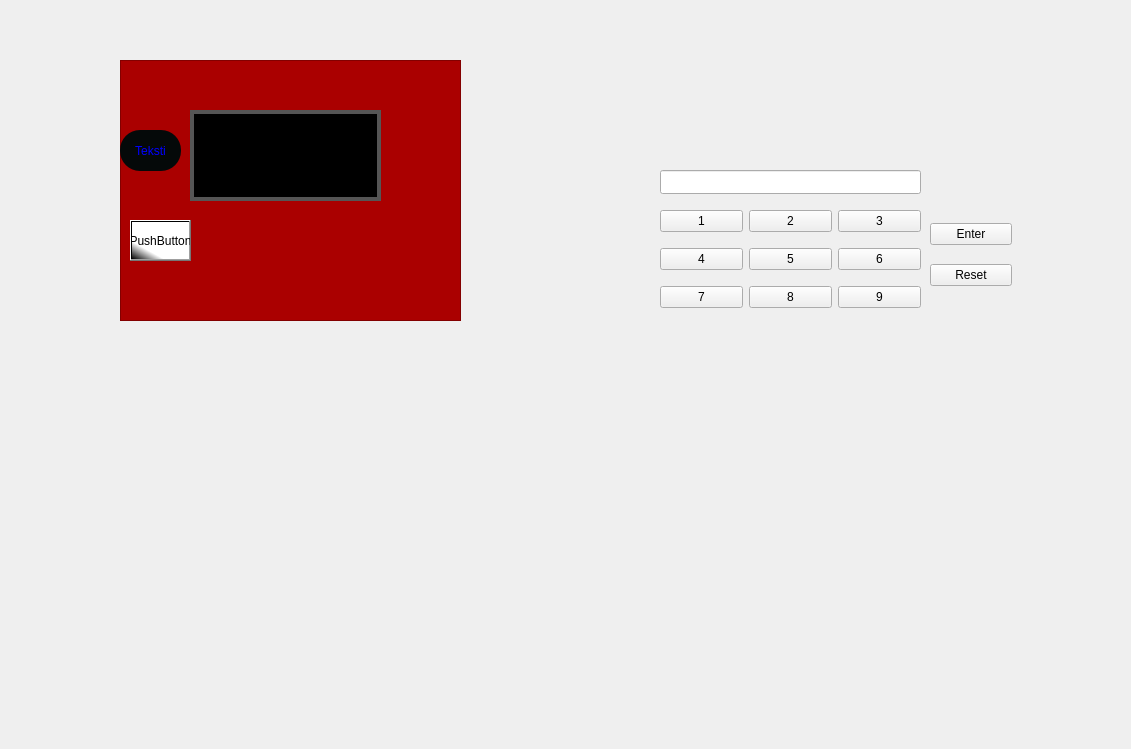
Before: the Qt Designer form DLLPinCode/pincode.ui in JereKortesalmi/BankProject, drawn with Qt 5.
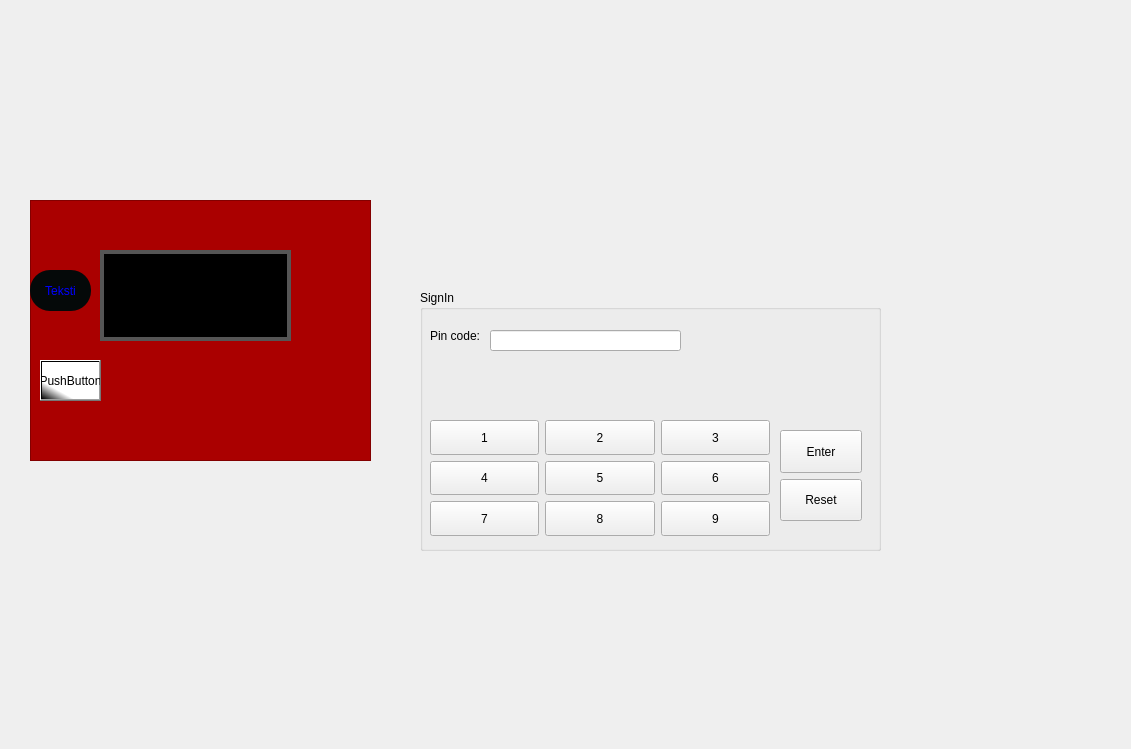
After: the same form once the commit is applied.

Commit message: pincoden tekoa

The edit to the form file:
```diff
--- a/DLLPinCode/pincode.ui
+++ b/DLLPinCode/pincode.ui
@@ -16,15 +16,27 @@
   <widget class="QWidget" name="verticalLayoutWidget">
    <property name="geometry">
     <rect>
-     <x>120</x>
-     <y>60</y>
+     <x>30</x>
+     <y>200</y>
      <width>341</width>
      <height>261</height>
     </rect>
    </property>
+   <property name="sizePolicy">
+    <sizepolicy hsizetype="Preferred" vsizetype="Preferred">
+     <horstretch>0</horstretch>
+     <verstretch>0</verstretch>
+    </sizepolicy>
+   </property>
    <layout class="QVBoxLayout" name="verticalLayout">
     <item>
      <widget class="QFrame" name="frame">
+      <property name="sizePolicy">
+       <sizepolicy hsizetype="Preferred" vsizetype="Preferred">
+        <horstretch>0</horstretch>
+        <verstretch>0</verstretch>
+       </sizepolicy>
+      </property>
       <property name="styleSheet">
        <string notr="true">background-color: rgb(170, 0, 0);</string>
       </property>
@@ -93,18 +105,83 @@
     </item>
    </layout>
   </widget>
+  <widget class="QGroupBox" name="groupBox">
+   <property name="geometry">
+    <rect>
+     <x>420</x>
+     <y>290</y>
+     <width>461</width>
+     <height>261</height>
+    </rect>
+   </property>
+   <property name="sizePolicy">
+    <sizepolicy hsizetype="Preferred" vsizetype="Expanding">
+     <horstretch>0</horstretch>
+     <verstretch>0</verstretch>
+    </sizepolicy>
+   </property>
+   <property name="title">
+    <string>SignIn</string>
+   </property>
+   <widget class="QLabel" name="label_2">
+    <property name="geometry">
+     <rect>
+      <x>10</x>
+      <y>30</y>
+      <width>61</width>
+      <height>31</height>
+     </rect>
+    </property>
+    <property name="sizePolicy">
+     <sizepolicy hsizetype="Preferred" vsizetype="Expanding">
+      <horstretch>0</horstretch>
+      <verstretch>0</verstretch>
+     </sizepolicy>
+    </property>
+    <property name="text">
+     <string>Pin code:</string>
+    </property>
+   </widget>
+   <widget class="QLineEdit" name="pinLine">
+    <property name="geometry">
+     <rect>
+      <x>70</x>
+      <y>40</y>
+      <width>191</width>
+      <height>21</height>
+     </rect>
+    </property>
+    <property name="sizePolicy">
+     <sizepolicy hsizetype="Expanding" vsizetype="Expanding">
+      <horstretch>0</horstretch>
+      <verstretch>0</verstretch>
+     </sizepolicy>
+    </property>
+   </widget>
   <widget class="QWidget" name="gridLayoutWidget">
    <property name="geometry">
     <rect>
-     <x>660</x>
-     <y>200</y>
-     <width>261</width>
-     <height>121</height>
-    </rect>
-   </property>
+      <x>10</x>
+      <y>130</y>
+      <width>340</width>
+      <height>116</height>
+     </rect>
+    </property>
+    <property name="sizePolicy">
+     <sizepolicy hsizetype="Preferred" vsizetype="Expanding">
+      <horstretch>0</horstretch>
+      <verstretch>0</verstretch>
+     </sizepolicy>
+    </property>
    <layout class="QGridLayout" name="gridLayout">
     <item row="1" column="0">
      <widget class="QPushButton" name="N4">
+       <property name="sizePolicy">
+        <sizepolicy hsizetype="Minimum" vsizetype="Expanding">
+         <horstretch>0</horstretch>
+         <verstretch>0</verstretch>
+        </sizepolicy>
+       </property>
       <property name="text">
        <string>4</string>
       </property>
@@ -112,6 +189,12 @@
     </item>
     <item row="0" column="2">
      <widget class="QPushButton" name="N3">
+       <property name="sizePolicy">
+        <sizepolicy hsizetype="Minimum" vsizetype="Expanding">
+         <horstretch>0</horstretch>
+         <verstretch>0</verstretch>
+        </sizepolicy>
+       </property>
       <property name="styleSheet">
        <string notr="true"/>
       </property>
@@ -120,22 +203,79 @@
       </property>
      </widget>
     </item>
+     <item row="2" column="2">
+      <widget class="QPushButton" name="N9">
+       <property name="sizePolicy">
+        <sizepolicy hsizetype="Minimum" vsizetype="Expanding">
+         <horstretch>0</horstretch>
+         <verstretch>0</verstretch>
+        </sizepolicy>
+       </property>
+       <property name="text">
+        <string>9</string>
+       </property>
+      </widget>
+     </item>
+     <item row="0" column="0">
+      <widget class="QPushButton" name="N1">
+       <property name="sizePolicy">
+        <sizepolicy hsizetype="Minimum" vsizetype="Expanding">
+         <horstretch>0</horstretch>
+         <verstretch>0</verstretch>
+        </sizepolicy>
+       </property>
+       <property name="text">
+        <string>1</string>
+       </property>
+      </widget>
+     </item>
+     <item row="2" column="1">
+      <widget class="QPushButton" name="N8">
+       <property name="sizePolicy">
+        <sizepolicy hsizetype="Minimum" vsizetype="Expanding">
+         <horstretch>0</horstretch>
+         <verstretch>0</verstretch>
+        </sizepolicy>
+       </property>
+       <property name="text">
+        <string>8</string>
+       </property>
+      </widget>
+     </item>
+     <item row="2" column="0">
+      <widget class="QPushButton" name="N7">
+       <property name="sizePolicy">
+        <sizepolicy hsizetype="Minimum" vsizetype="Expanding">
+         <horstretch>0</horstretch>
+         <verstretch>0</verstretch>
+        </sizepolicy>
+       </property>
+       <property name="text">
+        <string>7</string>
+       </property>
+      </widget>
+     </item>
     <item row="1" column="1">
      <widget class="QPushButton" name="N5">
+       <property name="sizePolicy">
+        <sizepolicy hsizetype="Minimum" vsizetype="Expanding">
+         <horstretch>0</horstretch>
+         <verstretch>0</verstretch>
+        </sizepolicy>
+       </property>
       <property name="text">
        <string>5</string>
       </property>
      </widget>
     </item>
-    <item row="0" column="0">
-     <widget class="QPushButton" name="N1">
-      <property name="text">
-       <string>1</string>
-      </property>
-     </widget>
-    </item>
     <item row="1" column="2">
      <widget class="QPushButton" name="N6">
+       <property name="sizePolicy">
+        <sizepolicy hsizetype="Minimum" vsizetype="Expanding">
+         <horstretch>0</horstretch>
+         <verstretch>0</verstretch>
+        </sizepolicy>
+       </property>
       <property name="text">
        <string>6</string>
       </property>
@@ -143,46 +283,43 @@
     </item>
     <item row="0" column="1">
      <widget class="QPushButton" name="N2">
+       <property name="sizePolicy">
+        <sizepolicy hsizetype="Minimum" vsizetype="Expanding">
+         <horstretch>0</horstretch>
+         <verstretch>0</verstretch>
+        </sizepolicy>
+       </property>
       <property name="text">
        <string>2</string>
       </property>
      </widget>
     </item>
-    <item row="2" column="1">
-     <widget class="QPushButton" name="N8">
-      <property name="text">
-       <string>8</string>
-      </property>
-     </widget>
-    </item>
-    <item row="2" column="0">
-     <widget class="QPushButton" name="N7">
-      <property name="text">
-       <string>7</string>
-      </property>
-     </widget>
-    </item>
-    <item row="2" column="2">
-     <widget class="QPushButton" name="N9">
-      <property name="text">
-       <string>9</string>
-      </property>
-     </widget>
-    </item>
    </layout>
   </widget>
   <widget class="QWidget" name="gridLayoutWidget_2">
    <property name="geometry">
     <rect>
-     <x>930</x>
-     <y>210</y>
+      <x>360</x>
+      <y>140</y>
      <width>82</width>
      <height>91</height>
     </rect>
    </property>
+    <property name="sizePolicy">
+     <sizepolicy hsizetype="Preferred" vsizetype="Expanding">
+      <horstretch>0</horstretch>
+      <verstretch>0</verstretch>
+     </sizepolicy>
+    </property>
    <layout class="QGridLayout" name="gridLayout_2">
     <item row="1" column="0">
      <widget class="QPushButton" name="Reset">
+       <property name="sizePolicy">
+        <sizepolicy hsizetype="Minimum" vsizetype="Expanding">
+         <horstretch>0</horstretch>
+         <verstretch>0</verstretch>
+        </sizepolicy>
+       </property>
       <property name="text">
        <string>Reset</string>
       </property>
@@ -190,6 +327,12 @@
     </item>
     <item row="0" column="0">
      <widget class="QPushButton" name="Enter">
+       <property name="sizePolicy">
+        <sizepolicy hsizetype="Minimum" vsizetype="Expanding">
+         <horstretch>0</horstretch>
+         <verstretch>0</verstretch>
+        </sizepolicy>
+       </property>
       <property name="text">
        <string>Enter</string>
       </property>
@@ -197,15 +340,6 @@
     </item>
    </layout>
   </widget>
-  <widget class="QLineEdit" name="pinLine">
-   <property name="geometry">
-    <rect>
-     <x>660</x>
-     <y>170</y>
-     <width>261</width>
-     <height>24</height>
-    </rect>
-   </property>
   </widget>
  </widget>
  <resources/>
```
Lines whose indentation alone changed are shown as unchanged.
